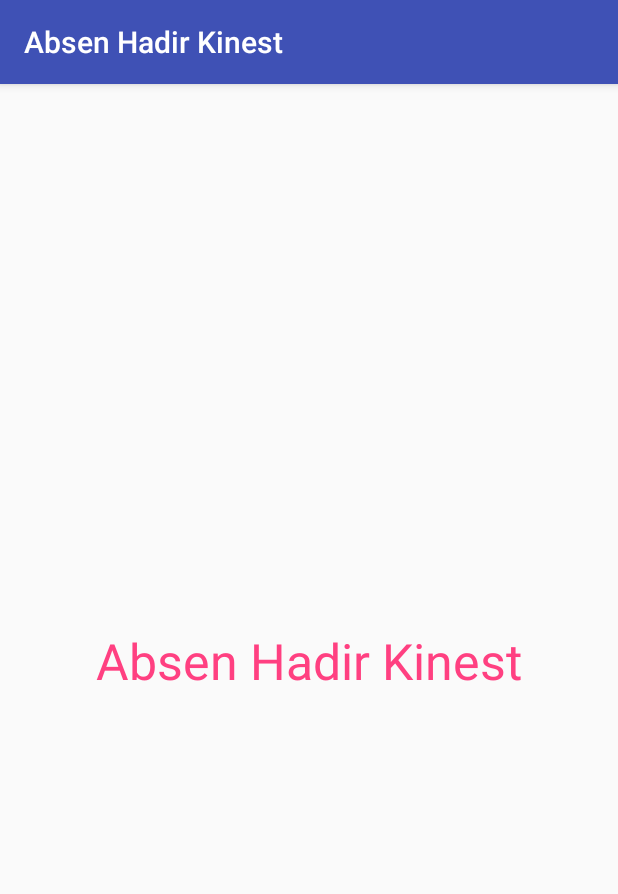
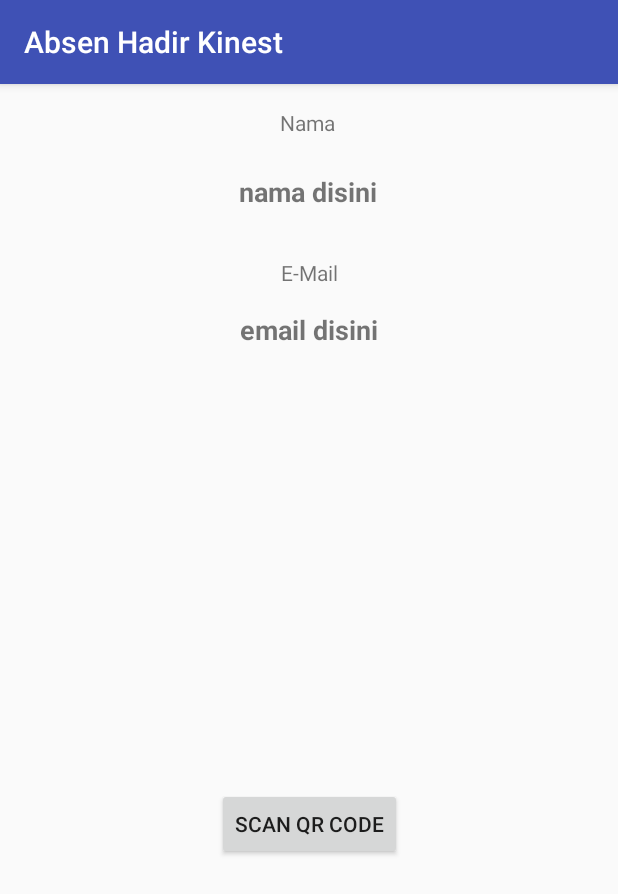
Before and after one commit to tbfikrif/kpabsenhadir, an Android app: the screen it shows after launch (MainActivity), on a phone screen of 412 x 824 dp. Shown: the top 894 px of the screen. Run offline under Robolectric (Android 15) with nearby library versions, the phone set to English and light mode, and no system bars; libraries missing offline, so code that uses them is left out: com.google.zxing.integration.

```diff
--- a/app/build.gradle
+++ b/app/build.gradle
@@ -25,4 +25,7 @@ dependencies {
     testImplementation 'junit:junit:4.12'
     androidTestImplementation 'com.android.support.test:runner:1.0.2'
     androidTestImplementation 'com.android.support.test.espresso:espresso-core:3.0.2'
+
+    //QR Code Scanner Library
+    implementation 'com.journeyapps:zxing-android-embedded:3.6.0'
 }
--- a/app/src/main/java/com/kpunikom/absenhadirkinest/MainActivity.java
+++ b/app/src/main/java/com/kpunikom/absenhadirkinest/MainActivity.java
@@ -1,13 +1,82 @@
 package com.kpunikom.absenhadirkinest;
 
+import android.content.Intent;
 import android.support.v7.app.AppCompatActivity;
 import android.os.Bundle;
+import android.view.View;
+import android.widget.Button;
+import android.widget.EditText;
+import android.widget.TextView;
+import android.widget.Toast;
 
-public class MainActivity extends AppCompatActivity {
+import com.google.zxing.integration.android.IntentIntegrator;
+import com.google.zxing.integration.android.IntentResult;
+
+import org.json.JSONException;
+import org.json.JSONObject;
+
+public class MainActivity extends AppCompatActivity implements View.OnClickListener{
+    public static final String EXTRA_MESSAGE = "com.kpunikom.absenhadirkinest.MESSAGE";
+
+    // View Object
+    private Button buttonScan;
+    private TextView textViewNama, textViewEmail;
+
+    //qr code scanner object
+    private IntentIntegrator intentIntegrator;
 
     @Override
     protected void onCreate(Bundle savedInstanceState) {
         super.onCreate(savedInstanceState);
         setContentView(R.layout.activity_main);
+
+        // initialize object
+        buttonScan = findViewById(R.id.buttonScan);
+        textViewNama = findViewById(R.id.textViewNama);
+        textViewEmail = findViewById(R.id.textViewEmail);
+
+        // attaching onclickListener
+        buttonScan.setOnClickListener(this);
+    }
+
+//    public void sendMessage(View view) {
+//        Intent intent = new Intent(this, DisplayMessageActivity.class);
+//        EditText editText = findViewById(R.id.editText);
+//        String message = editText.getText().toString();
+//        intent.putExtra(EXTRA_MESSAGE, message);
+//        startActivity(intent);
+//    }
+
+    @Override
+    protected void onActivityResult(int requestCode, int resultCode, Intent data) {
+        IntentResult result = IntentIntegrator.parseActivityResult(requestCode, resultCode, data);
+        if (result != null){
+            if (result.getContents() == null){
+                Toast.makeText(this, "Hasil tidak ditemukan", Toast.LENGTH_SHORT).show();
+            }else{
+                // jika qrcode berisi data
+                try{
+                    // converting the data json
+                    JSONObject object = new JSONObject(result.getContents());
+                    // atur nilai ke textviews
+                    textViewNama.setText(object.getString("nama"));
+                    textViewEmail.setText(object.getString("email"));
+                }catch (JSONException e){
+                    e.printStackTrace();
+                    // jika format encoded tidak sesuai maka hasil
+                    // ditampilkan ke toast
+                    Toast.makeText(this, result.getContents(), Toast.LENGTH_SHORT).show();
+                }
+            }
+        }else{
+            super.onActivityResult(requestCode, resultCode, data);
+        }
+    }
+
+    @Override
+    public void onClick(View v) {
+        // inisialisasi IntentIntegrator(scanQR)
+        intentIntegrator = new IntentIntegrator(this);
+        intentIntegrator.initiateScan();
     }
 }
--- a/app/src/main/res/layout/activity_main.xml
+++ b/app/src/main/res/layout/activity_main.xml
@@ -6,15 +6,72 @@
     android:layout_height="match_parent"
     tools:context=".MainActivity">
 
-    <TextView
+    <Button
+        android:id="@+id/buttonScan"
         android:layout_width="wrap_content"
         android:layout_height="wrap_content"
-        android:text="@string/app_name"
-        android:textSize="15pt"
-        android:textColor="@color/colorAccent"
+        android:layout_marginBottom="117dp"
+        android:layout_marginEnd="16dp"
+        android:layout_marginStart="16dp"
+        android:layout_marginTop="160dp"
+        android:text="SCAN QR CODE"
         app:layout_constraintBottom_toBottomOf="parent"
-        app:layout_constraintLeft_toLeftOf="parent"
-        app:layout_constraintRight_toRightOf="parent"
+        app:layout_constraintEnd_toEndOf="parent"
+        app:layout_constraintStart_toStartOf="parent"
+        app:layout_constraintTop_toBottomOf="@+id/textViewEmail" />
+
+    <TextView
+        android:id="@+id/textView3"
+        android:layout_width="wrap_content"
+        android:layout_height="wrap_content"
+        android:layout_marginEnd="16dp"
+        android:layout_marginStart="16dp"
+        android:layout_marginTop="16dp"
+        android:text="Nama"
+        app:layout_constraintEnd_toEndOf="parent"
+        app:layout_constraintHorizontal_bias="0.498"
+        app:layout_constraintStart_toStartOf="parent"
         app:layout_constraintTop_toTopOf="parent" />
 
+    <TextView
+        android:id="@+id/textViewNama"
+        android:layout_width="wrap_content"
+        android:layout_height="wrap_content"
+        android:layout_marginEnd="16dp"
+        android:layout_marginStart="16dp"
+        android:layout_marginTop="24dp"
+        android:text="nama disini"
+        android:textSize="18sp"
+        android:textStyle="bold"
+        app:layout_constraintEnd_toEndOf="parent"
+        app:layout_constraintHorizontal_bias="0.498"
+        app:layout_constraintStart_toStartOf="parent"
+        app:layout_constraintTop_toBottomOf="@+id/textView3" />
+
+    <TextView
+        android:id="@+id/textView5"
+        android:layout_width="wrap_content"
+        android:layout_height="wrap_content"
+        android:layout_marginEnd="16dp"
+        android:layout_marginStart="16dp"
+        android:layout_marginTop="32dp"
+        android:text="E-Mail"
+        app:layout_constraintEnd_toEndOf="parent"
+        app:layout_constraintStart_toStartOf="parent"
+        app:layout_constraintTop_toBottomOf="@+id/textViewNama" />
+
+    <TextView
+        android:id="@+id/textViewEmail"
+        android:layout_width="wrap_content"
+        android:layout_height="wrap_content"
+        android:layout_marginEnd="16dp"
+        android:layout_marginStart="16dp"
+        android:layout_marginTop="16dp"
+        android:text="email disini"
+        android:textSize="18sp"
+        android:textStyle="bold"
+        app:layout_constraintEnd_toEndOf="parent"
+        app:layout_constraintStart_toStartOf="parent"
+        app:layout_constraintTop_toBottomOf="@+id/textView5" />
+
 </android.support.constraint.ConstraintLayout>
--- a/app/src/main/res/values/strings.xml
+++ b/app/src/main/res/values/strings.xml
@@ -1,3 +1,5 @@
 <resources>
     <string name="app_name">Absen Hadir Kinest</string>
+    <string name="edit_message">Enter a message</string>
+    <string name="button_send">Send</string>
 </resources>
```
Also changed, not shown: app/src/main/AndroidManifest.xml (+9 -1 lines), app/src/main/java/com/kpunikom/absenhadirkinest/DisplayMessageActivity.java (added, +21 -0 lines), app/src/main/res/layout/activity_display_message.xml (added, +18 -0 lines).
